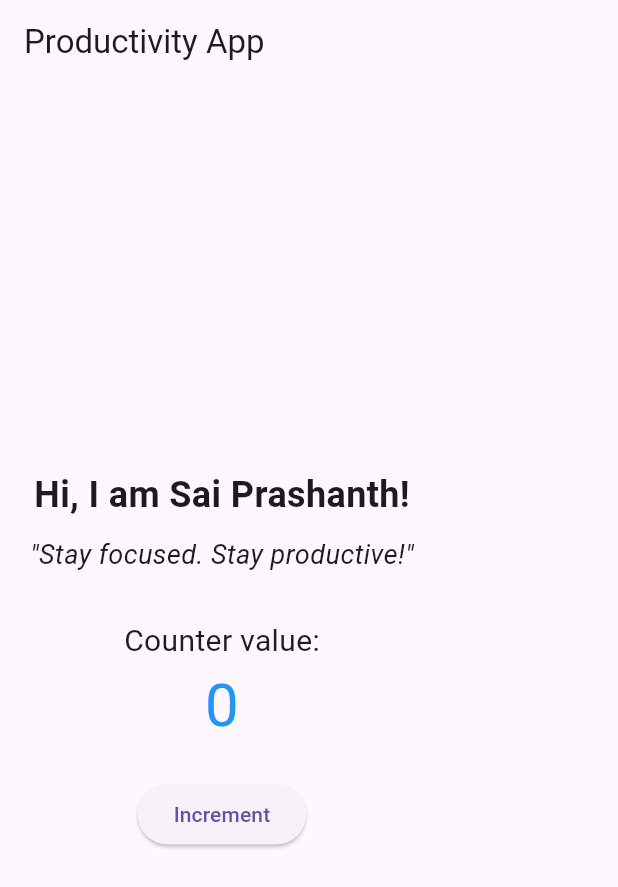
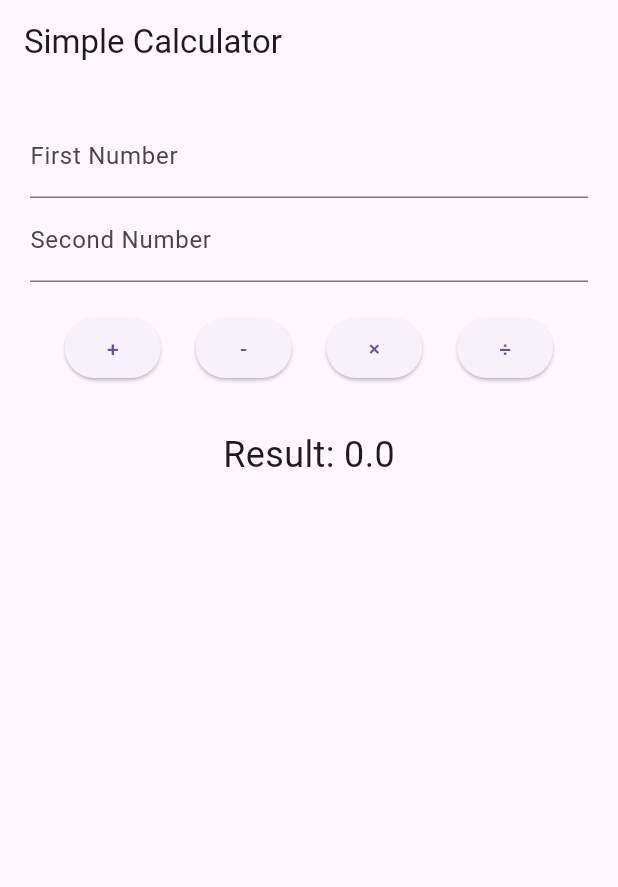
Before and after one commit to saiprashanth751/cipher_9_weather_app, a Flutter app: the screen it shows after launch, on a phone screen of 412 x 824 dp. Shown: the top 887 px of the screen. Run offline on Flutter 3.47's test engine with Material 3 defaults, Android fonts, the phone set to English and light mode, and no system bars.

Commit message:
calc app

```diff
--- a/lib/main.dart
+++ b/lib/main.dart
@@ -1,67 +1,85 @@
 import 'package:flutter/material.dart';
 
 void main() {
-  runApp(MyApp());
+  runApp(CalculatorApp());
 }
 
-class MyApp extends StatelessWidget {
+class CalculatorApp extends StatelessWidget {
   @override
   Widget build(BuildContext context) {
     return MaterialApp(
-      title: 'Productivity App',
-      home: StartScreen(),
+      home: CalculatorPage(),
       debugShowCheckedModeBanner: false,
     );
   }
 }
 
-class StartScreen extends StatefulWidget {
+class CalculatorPage extends StatefulWidget {
   @override
-  _StartScreenState createState() => _StartScreenState();
+  State<CalculatorPage> createState() => _CalculatorPageState();
 }
 
-class _StartScreenState extends State<StartScreen> {
-  int counter = 0;
+class _CalculatorPageState extends State<CalculatorPage> {
+  TextEditingController num1Controller = TextEditingController();
+  TextEditingController num2Controller = TextEditingController();
+  double result = 0;
 
-  void incrementCounter() {
-    setState(() {
-      counter++;
-    });
+  void calculate(String op) {
+    double n1 = double.tryParse(num1Controller.text) ?? 0;
+    double n2 = double.tryParse(num2Controller.text) ?? 0;
+
+    switch (op) {
+      case '+':
+        result = n1 + n2;
+        break;
+      case '-':
+        result = n1 - n2;
+        break;
+      case '×':
+        result = n1 * n2;
+        break;
+      case '÷':
+        result = n2 != 0 ? n1 / n2 : 0;
+        break;
+    }
+
+    setState(() {});
+  }
+
+  Widget buildButton(String op) {
+    return ElevatedButton(
+      onPressed: () => calculate(op),
+      child: Text(op),
+    );
   }
 
   @override
   Widget build(BuildContext context) {
     return Scaffold(
-      appBar: AppBar(
-        title: Text('Productivity App'),
-      ),
+      appBar: AppBar(title: Text('Simple Calculator')),
       body: Padding(
-        padding: const EdgeInsets.all(20.0),
+        padding: EdgeInsets.all(20),
         child: Column(
-          mainAxisAlignment: MainAxisAlignment.center,
           children: [
-            Text(
-              'Hi, I am Sai Prashanth!',
-              style: TextStyle(fontSize: 24, fontWeight: FontWeight.bold),
+            TextField(
+              controller: num1Controller,
+              keyboardType: TextInputType.number,
+              decoration: InputDecoration(labelText: 'First Number'),
             ),
-            SizedBox(height: 10),
-            Text(
-              '"Stay focused. Stay productive!"',
-              style: TextStyle(fontSize: 18, fontStyle: FontStyle.italic),
+            TextField(
+              controller: num2Controller,
+              keyboardType: TextInputType.number,
+              decoration: InputDecoration(labelText: 'Second Number'),
+            ),
+            SizedBox(height: 20),
+            Row(
+              mainAxisAlignment: MainAxisAlignment.spaceEvenly,
+              children: ['+', '-', '×', '÷'].map((op) => buildButton(op)).toList(),
             ),
             SizedBox(height: 30),
             Text(
-              'Counter value:',
-              style: TextStyle(fontSize: 20),
-            ),
-            Text(
-              '$counter',
-              style: TextStyle(fontSize: 40, color: Colors.blue),
-            ),
-            SizedBox(height: 20),
-            ElevatedButton(
-              onPressed: incrementCounter,
-              child: Text('Increment'),
+              'Result: $result',
+              style: TextStyle(fontSize: 24),
             ),
           ],
         ),
```
